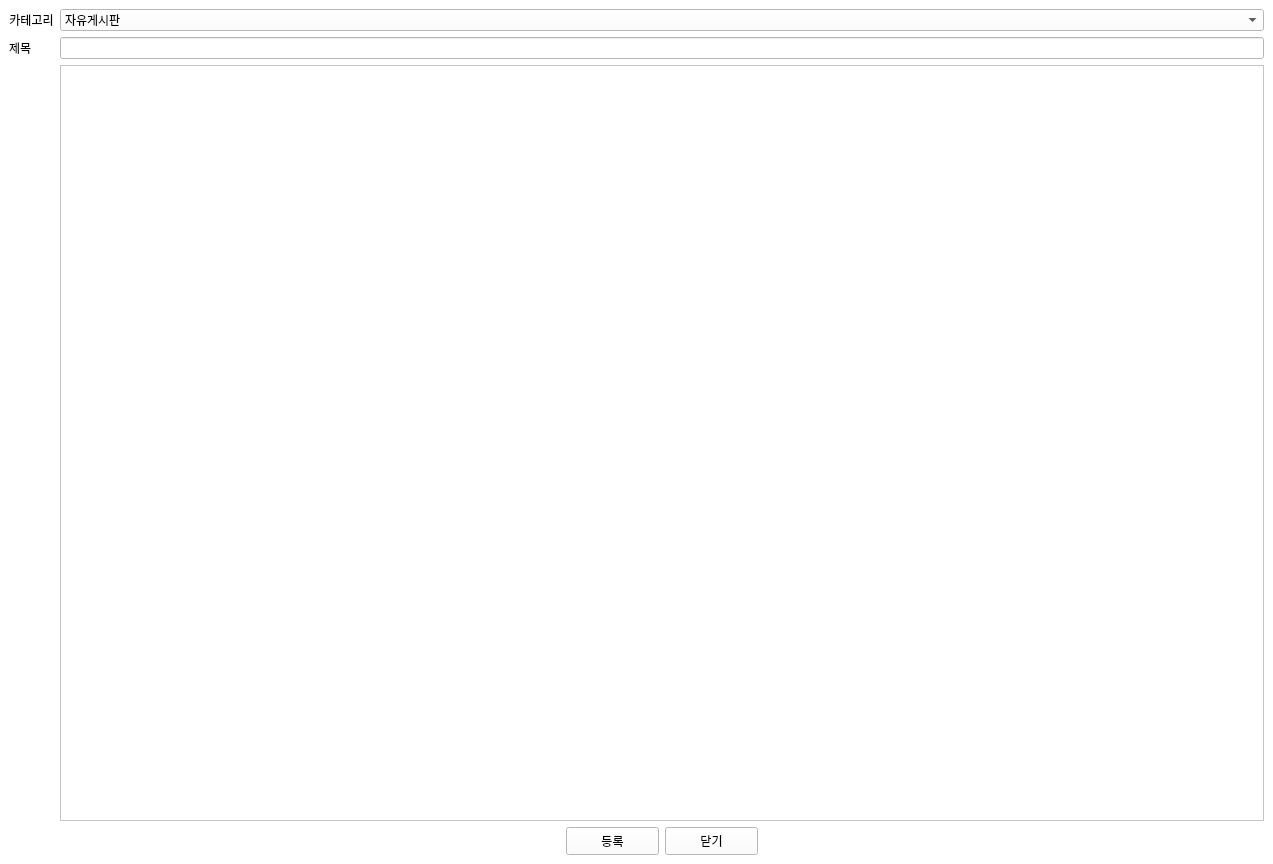
Above: write.ui from hyeona-jeong/HRIS before the change. Below: the same form after it.
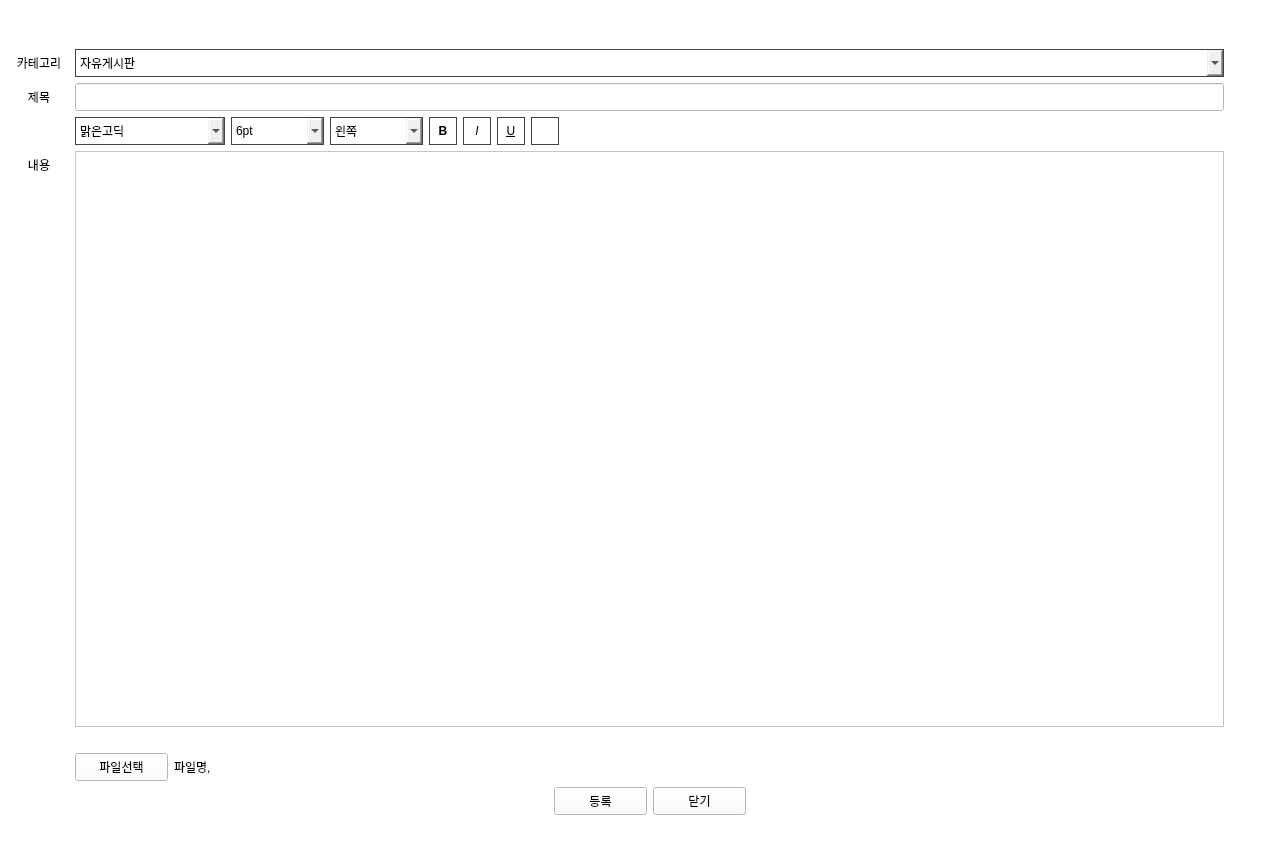
That is the form after the change. Icons and pictures are not drawn.

Patch:
```diff
--- a/write.ui
+++ b/write.ui
@@ -457,21 +457,27 @@
   </property>
   <widget class="QWidget" name="centralwidget">
    <layout class="QGridLayout" name="gridLayout">
+    <item row="4" column="1">
+     <widget class="QTextEdit" name="contents_te"/>
+    </item>
     <item row="1" column="1">
-     <widget class="QLineEdit" name="lineEdit"/>
-    </item>
-    <item row="0" column="0">
-     <widget class="QLabel" name="label">
-      <property name="text">
-       <string>카테고리</string>
+     <widget class="QComboBox" name="category_combo">
+      <property name="minimumSize">
+       <size>
+        <width>0</width>
+        <height>28</height>
+       </size>
       </property>
-      <property name="alignment">
-       <set>Qt::AlignCenter</set>
+      <property name="maximumSize">
+       <size>
+        <width>16777215</width>
+        <height>28</height>
+       </size>
       </property>
-     </widget>
-    </item>
-    <item row="0" column="1">
-     <widget class="QComboBox" name="comboBox">
+      <property name="styleSheet">
+       <string notr="true">border: 1px solid #414141;
+</string>
+      </property>
       <item>
        <property name="text">
         <string>자유게시판</string>
@@ -489,10 +495,107 @@
       </item>
      </widget>
     </item>
-    <item row="2" column="1">
-     <widget class="QTextBrowser" name="textBrowser"/>
+    <item row="9" column="1">
+     <spacer name="verticalSpacer_2">
+      <property name="orientation">
+       <enum>Qt::Vertical</enum>
+      </property>
+      <property name="sizeType">
+       <enum>QSizePolicy::Fixed</enum>
+      </property>
+      <property name="sizeHint" stdset="0">
+       <size>
+        <width>20</width>
+        <height>40</height>
+       </size>
+      </property>
+     </spacer>
     </item>
-    <item row="3" column="1">
+    <item row="1" column="0">
+     <widget class="QLabel" name="label">
+      <property name="text">
+       <string>&lt;html&gt;&lt;head/&gt;&lt;body&gt;&lt;p align=&quot;center&quot;&gt;카테고리&lt;/p&gt;&lt;/body&gt;&lt;/html&gt;</string>
+      </property>
+     </widget>
+    </item>
+    <item row="4" column="0" alignment="Qt::AlignTop">
+     <widget class="QLabel" name="label_4">
+      <property name="minimumSize">
+       <size>
+        <width>60</width>
+        <height>28</height>
+       </size>
+      </property>
+      <property name="maximumSize">
+       <size>
+        <width>60</width>
+        <height>28</height>
+       </size>
+      </property>
+      <property name="text">
+       <string>&lt;html&gt;&lt;head/&gt;&lt;body&gt;&lt;p align=&quot;center&quot;&gt;내용&lt;/p&gt;&lt;/body&gt;&lt;/html&gt;</string>
+      </property>
+     </widget>
+    </item>
+    <item row="5" column="2">
+     <spacer name="horizontalSpacer_3">
+      <property name="orientation">
+       <enum>Qt::Horizontal</enum>
+      </property>
+      <property name="sizeType">
+       <enum>QSizePolicy::Fixed</enum>
+      </property>
+      <property name="sizeHint" stdset="0">
+       <size>
+        <width>40</width>
+        <height>20</height>
+       </size>
+      </property>
+     </spacer>
+    </item>
+    <item row="6" column="1">
+     <layout class="QHBoxLayout" name="horizontalLayout_2">
+      <item>
+       <widget class="QPushButton" name="file_btn">
+        <property name="minimumSize">
+         <size>
+          <width>93</width>
+          <height>28</height>
+         </size>
+        </property>
+        <property name="maximumSize">
+         <size>
+          <width>93</width>
+          <height>28</height>
+         </size>
+        </property>
+        <property name="text">
+         <string>파일선택</string>
+        </property>
+       </widget>
+      </item>
+      <item>
+       <widget class="QLabel" name="label_3">
+        <property name="minimumSize">
+         <size>
+          <width>0</width>
+          <height>28</height>
+         </size>
+        </property>
+        <property name="maximumSize">
+         <size>
+          <width>16777215</width>
+          <height>28</height>
+         </size>
+        </property>
+        <property name="text">
+         <string>파일명,</string>
+        </property>
+       </widget>
+      </item>
+     </layout>
+    </item>
+    <item row="7" column="1">
      <layout class="QHBoxLayout" name="horizontalLayout">
       <item>
        <spacer name="horizontalSpacer">
@@ -560,13 +663,456 @@
       </item>
      </layout>
     </item>
-    <item row="1" column="0">
+    <item row="2" column="1">
+     <widget class="QLineEdit" name="title_le">
+      <property name="minimumSize">
+       <size>
+        <width>0</width>
+        <height>28</height>
+       </size>
+      </property>
+      <property name="maximumSize">
+       <size>
+        <width>16777215</width>
+        <height>28</height>
+       </size>
+      </property>
+     </widget>
+    </item>
+    <item row="0" column="1">
+     <spacer name="verticalSpacer">
+      <property name="orientation">
+       <enum>Qt::Vertical</enum>
+      </property>
+      <property name="sizeType">
+       <enum>QSizePolicy::Fixed</enum>
+      </property>
+      <property name="sizeHint" stdset="0">
+       <size>
+        <width>20</width>
+        <height>40</height>
+       </size>
+      </property>
+     </spacer>
+    </item>
+    <item row="2" column="0" alignment="Qt::AlignHCenter">
      <widget class="QLabel" name="label_2">
+      <property name="minimumSize">
+       <size>
+        <width>60</width>
+        <height>28</height>
+       </size>
+      </property>
+      <property name="maximumSize">
+       <size>
+        <width>60</width>
+        <height>28</height>
+       </size>
+      </property>
       <property name="text">
-       <string>제목</string>
+       <string>&lt;html&gt;&lt;head/&gt;&lt;body&gt;&lt;p align=&quot;center&quot;&gt;제목&lt;/p&gt;&lt;/body&gt;&lt;/html&gt;</string>
       </property>
      </widget>
     </item>
+    <item row="3" column="1">
+     <layout class="QHBoxLayout" name="horizontalLayout_3">
+      <item>
+       <widget class="QComboBox" name="font_combo">
+        <property name="minimumSize">
+         <size>
+          <width>150</width>
+          <height>28</height>
+         </size>
+        </property>
+        <property name="maximumSize">
+         <size>
+          <width>150</width>
+          <height>28</height>
+         </size>
+        </property>
+        <property name="toolTip">
+         <string>&lt;html&gt;&lt;head/&gt;&lt;body&gt;&lt;p&gt;글자크기&lt;/p&gt;&lt;/body&gt;&lt;/html&gt;</string>
+        </property>
+        <property name="styleSheet">
+         <string notr="true">border: 1px solid #414141;
+</string>
+        </property>
+        <item>
+         <property name="text">
+          <string>맑은고딕</string>
+         </property>
+        </item>
+        <item>
+         <property name="text">
+          <string>돋움</string>
+         </property>
+        </item>
+        <item>
+         <property name="text">
+          <string>돋움체</string>
+         </property>
+        </item>
+        <item>
+         <property name="text">
+          <string>굴림</string>
+         </property>
+        </item>
+        <item>
+         <property name="text">
+          <string>굴림체</string>
+         </property>
+        </item>
+        <item>
+         <property name="text">
+          <string>바탕</string>
+         </property>
+        </item>
+        <item>
+         <property name="text">
+          <string>바탕체</string>
+         </property>
+        </item>
+        <item>
+         <property name="text">
+          <string>궁서</string>
+         </property>
+        </item>
+        <item>
+         <property name="text">
+          <string>Arial</string>
+         </property>
+        </item>
+        <item>
+         <property name="text">
+          <string>Tahoma</string>
+         </property>
+        </item>
+        <item>
+         <property name="text">
+          <string>Times New Roman</string>
+         </property>
+        </item>
+        <item>
+         <property name="text">
+          <string>Verdana</string>
+         </property>
+        </item>
+        <item>
+         <property name="text">
+          <string>Comic Sans MS</string>
+         </property>
+        </item>
+        <item>
+         <property name="text">
+          <string>Georgia</string>
+         </property>
+        </item>
+       </widget>
+      </item>
+      <item>
+       <widget class="QComboBox" name="font_size_combo">
+        <property name="minimumSize">
+         <size>
+          <width>93</width>
+          <height>28</height>
+         </size>
+        </property>
+        <property name="maximumSize">
+         <size>
+          <width>93</width>
+          <height>28</height>
+         </size>
+        </property>
+        <property name="toolTip">
+         <string>&lt;html&gt;&lt;head/&gt;&lt;body&gt;&lt;p&gt;글자크기&lt;/p&gt;&lt;/body&gt;&lt;/html&gt;</string>
+        </property>
+        <property name="styleSheet">
+         <string notr="true">border: 1px solid #414141;
+</string>
+        </property>
+        <item>
+         <property name="text">
+          <string>6pt</string>
+         </property>
+        </item>
+        <item>
+         <property name="text">
+          <string>8pt</string>
+         </property>
+        </item>
+        <item>
+         <property name="text">
+          <string>9pt</string>
+         </property>
+        </item>
+        <item>
+         <property name="text">
+          <string>10pt</string>
+         </property>
+        </item>
+        <item>
+         <property name="text">
+          <string>11pt</string>
+         </property>
+        </item>
+        <item>
+         <property name="text">
+          <string>12pt</string>
+         </property>
+        </item>
+        <item>
+         <property name="text">
+          <string>14pt</string>
+         </property>
+        </item>
+        <item>
+         <property name="text">
+          <string>16pt</string>
+         </property>
+        </item>
+        <item>
+         <property name="text">
+          <string>18pt</string>
+         </property>
+        </item>
+        <item>
+         <property name="text">
+          <string>20pt</string>
+         </property>
+        </item>
+        <item>
+         <property name="text">
+          <string>22pt</string>
+         </property>
+        </item>
+        <item>
+         <property name="text">
+          <string>24pt</string>
+         </property>
+        </item>
+        <item>
+         <property name="text">
+          <string>26pt</string>
+         </property>
+        </item>
+        <item>
+         <property name="text">
+          <string>28pt</string>
+         </property>
+        </item>
+        <item>
+         <property name="text">
+          <string>36pt</string>
+         </property>
+        </item>
+        <item>
+         <property name="text">
+          <string>48pt</string>
+         </property>
+        </item>
+        <item>
+         <property name="text">
+          <string>72pt</string>
+         </property>
+        </item>
+       </widget>
+      </item>
+      <item>
+       <widget class="QComboBox" name="align_combo">
+        <property name="minimumSize">
+         <size>
+          <width>93</width>
+          <height>28</height>
+         </size>
+        </property>
+        <property name="maximumSize">
+         <size>
+          <width>93</width>
+          <height>28</height>
+         </size>
+        </property>
+        <property name="palette">
+         <palette>
+          <active/>
+          <inactive/>
+          <disabled/>
+         </palette>
+        </property>
+        <property name="toolTip">
+         <string>&lt;html&gt;&lt;head/&gt;&lt;body&gt;&lt;p&gt;정렬&lt;/p&gt;&lt;/body&gt;&lt;/html&gt;</string>
+        </property>
+        <property name="styleSheet">
+         <string notr="true">border: 1px solid #414141;
+</string>
+        </property>
+        <item>
+         <property name="text">
+          <string>왼쪽</string>
+         </property>
+         <property name="icon">
+          <iconset>
+           <normaloff>image/left.png</normaloff>image/left.png</iconset>
+         </property>
+        </item>
+        <item>
+         <property name="text">
+          <string>가운데</string>
+         </property>
+         <property name="icon">
+          <iconset>
+           <normaloff>image/center.png</normaloff>image/center.png</iconset>
+         </property>
+        </item>
+        <item>
+         <property name="text">
+          <string>오른쪽</string>
+         </property>
+         <property name="icon">
+          <iconset>
+           <normaloff>image/right.png</normaloff>image/right.png</iconset>
+         </property>
+        </item>
+        <item>
+         <property name="text">
+          <string>양쪽맞춤</string>
+         </property>
+         <property name="icon">
+          <iconset>
+           <normaloff>image/justify.png</normaloff>image/justify.png</iconset>
+         </property>
+        </item>
+       </widget>
+      </item>
+      <item>
+       <widget class="QToolButton" name="bold_btn">
+        <property name="minimumSize">
+         <size>
+          <width>28</width>
+          <height>28</height>
+         </size>
+        </property>
+        <property name="maximumSize">
+         <size>
+          <width>28</width>
+          <height>28</height>
+         </size>
+        </property>
+        <property name="toolTip">
+         <string>&lt;html&gt;&lt;head/&gt;&lt;body&gt;&lt;p&gt;&lt;span style=&quot; font-weight:400;&quot;&gt;굵게&lt;/span&gt;&lt;/p&gt;&lt;/body&gt;&lt;/html&gt;</string>
+        </property>
+        <property name="styleSheet">
+         <string notr="true">font-weight: bold;
+border: 1px solid #414141;
+</string>
+        </property>
+        <property name="text">
+         <string>B</string>
+        </property>
+       </widget>
+      </item>
+      <item>
+       <widget class="QToolButton" name="italic_btn">
+        <property name="minimumSize">
+         <size>
+          <width>28</width>
+          <height>28</height>
+         </size>
+        </property>
+        <property name="maximumSize">
+         <size>
+          <width>28</width>
+          <height>28</height>
+         </size>
+        </property>
+        <property name="toolTip">
+         <string>&lt;html&gt;&lt;head/&gt;&lt;body&gt;&lt;p&gt;&lt;span style=&quot; font-style:normal;&quot;&gt;기울임꼴&lt;/span&gt;&lt;/p&gt;&lt;/body&gt;&lt;/html&gt;</string>
+        </property>
+        <property name="styleSheet">
+         <string notr="true">font-style:oblique;
+border: none;
+border: 1px solid #414141;
+</string>
+        </property>
+        <property name="text">
+         <string>I</string>
+        </property>
+       </widget>
+      </item>
+      <item>
+       <widget class="QToolButton" name="underline_btn">
+        <property name="minimumSize">
+         <size>
+          <width>28</width>
+          <height>28</height>
+         </size>
+        </property>
+        <property name="maximumSize">
+         <size>
+          <width>28</width>
+          <height>28</height>
+         </size>
+        </property>
+        <property name="toolTip">
+         <string>&lt;html&gt;&lt;head/&gt;&lt;body&gt;&lt;p&gt;밑줄&lt;/p&gt;&lt;/body&gt;&lt;/html&gt;</string>
+        </property>
+        <property name="styleSheet">
+         <string notr="true">text-decoration: underline;
+border: none;
+border: 1px solid #414141;
+</string>
+        </property>
+        <property name="text">
+         <string>U</string>
+        </property>
+       </widget>
+      </item>
+      <item>
+       <widget class="QToolButton" name="image_btn">
+        <property name="minimumSize">
+         <size>
+          <width>28</width>
+          <height>28</height>
+         </size>
+        </property>
+        <property name="maximumSize">
+         <size>
+          <width>28</width>
+          <height>28</height>
+         </size>
+        </property>
+        <property name="toolTip">
+         <string>&lt;html&gt;&lt;head/&gt;&lt;body&gt;&lt;p&gt;이미지 첨부&lt;/p&gt;&lt;/body&gt;&lt;/html&gt;</string>
+        </property>
+        <property name="styleSheet">
+         <string notr="true">text-decoration: underline;
+border: none;
+border: 1px solid #414141;
+</string>
+        </property>
+        <property name="text">
+         <string/>
+        </property>
+        <property name="icon">
+         <iconset>
+          <normaloff>image/image.png</normaloff>image/image.png</iconset>
+        </property>
+       </widget>
+      </item>
+      <item>
+       <spacer name="horizontalSpacer_4">
+        <property name="orientation">
+         <enum>Qt::Horizontal</enum>
+        </property>
+        <property name="sizeHint" stdset="0">
+         <size>
+          <width>40</width>
+          <height>20</height>
+         </size>
+        </property>
+       </spacer>
+      </item>
+     </layout>
+    </item>
    </layout>
   </widget>
  </widget>
```
Left out of the diff: 10 changed lines with no effect on the pictures.
